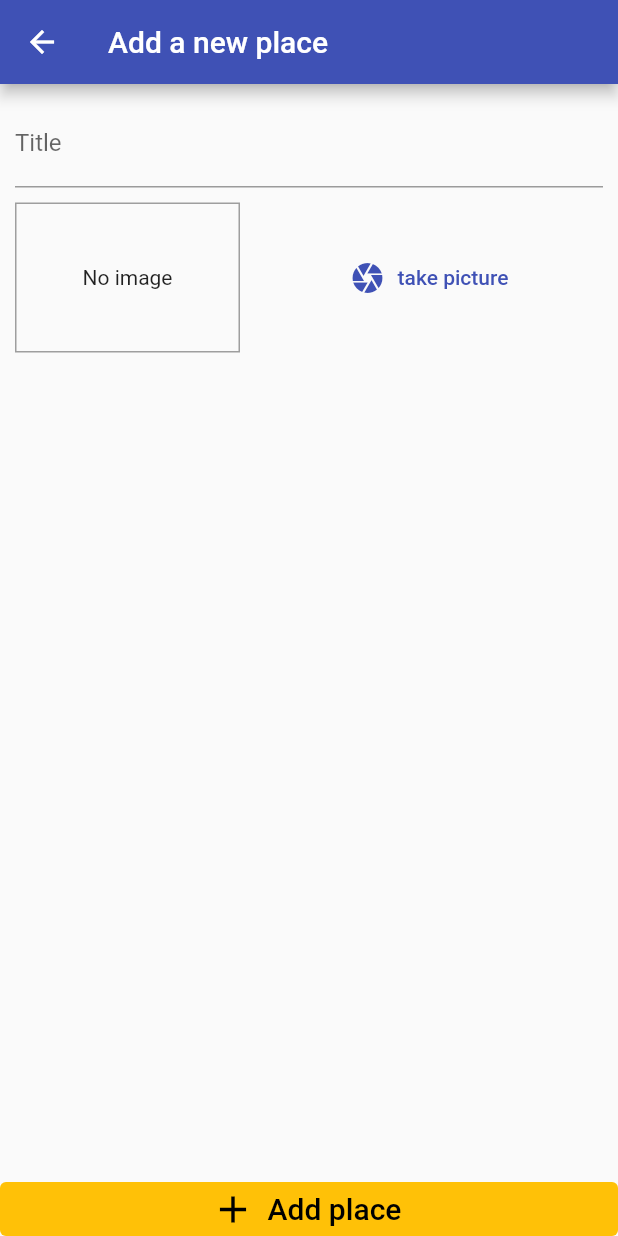
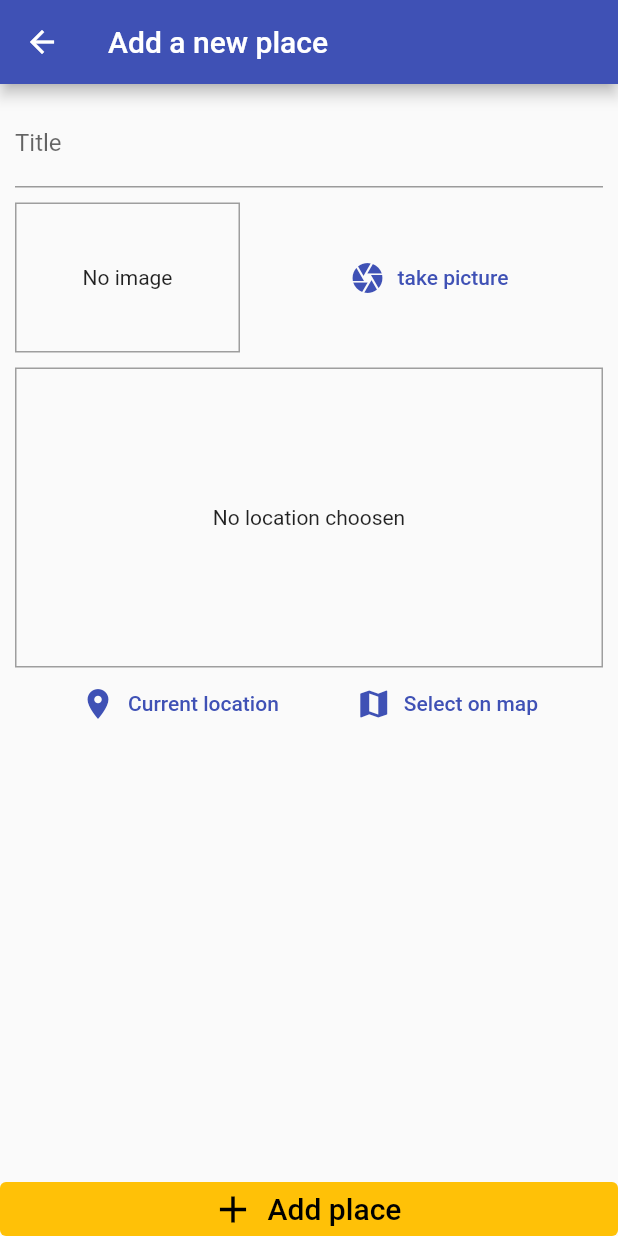
Before and after one commit to s17476/great_places, a Flutter app: the screen it shows after launch, after a tap on the "add" icon, on a phone screen of 412 x 824 dp. Run offline on Flutter 3.47's test engine with Material 2 defaults, Android fonts, the phone set to English and light mode, and no system bars; our stand-ins replace google_maps_flutter, image_picker, location, sqflite; accounts and stored records are empty.

Commit message:
added SqLite db and Google Maps

```diff
--- /dev/null
+++ b/lib/helpers/db_helper.dart
@@ -0,0 +1,29 @@
+import 'package:sqflite/sqflite.dart' as sql;
+import 'package:path/path.dart' as path;
+
+class DbHelper {
+  static Future<sql.Database> getDatabase() async {
+    final dbPath = await sql.getDatabasesPath();
+    return sql.openDatabase(
+      path.join(dbPath, 'places.db'),
+      onCreate: (db, version) {
+        db.execute(
+          'CREATE TABLE user_places(id TEXT PRIMARY KEY, title TEXT, image TEXT)',
+        );
+      },
+      version: 1,
+    );
+  }
+
+  static Future<void> insert(String table, Map<String, Object> data) async {
+    final db = await getDatabase();
+
+    await db.insert(table, data,
+        conflictAlgorithm: sql.ConflictAlgorithm.replace);
+  }
+
+  static Future<List<Map<String, dynamic>>> getData(String table) async {
+    final db = await getDatabase();
+    return db.query(table);
+  }
+}
--- /dev/null
+++ b/lib/helpers/location_helper.dart
@@ -0,0 +1,8 @@
+const GOOGLE_API_KEY = 'AIzaSyDNqhEcOdvi9udPmkxf-68koJ4NaoZwuUs';
+
+class LocationHelper {
+  static String genarateLocationPreviewImage(
+      {required double latitude, required double longitude}) {
+    return 'https://maps.googleapis.com/maps/api/staticmap?center=$latitude,$longitude&zoom=15&size=600x300&maptype=roadmap&markers=color:red%7C$latitude,$longitude&key=${GOOGLE_API_KEY}';
+  }
+}
--- a/lib/models/place_location.dart
+++ b/lib/models/place_location.dart
@@ -1,9 +1,9 @@
 class PlaceLocation {
   final double latitude;
   final double longitude;
-  String? address;
+  final String? address;
 
-  PlaceLocation({
+  const PlaceLocation({
     required this.latitude,
     required this.longitude,
     this.address,
--- a/lib/providers/places_provider.dart
+++ b/lib/providers/places_provider.dart
@@ -1,6 +1,7 @@
 import 'dart:io';
 
 import 'package:flutter/foundation.dart';
+import 'package:great_places/helpers/db_helper.dart';
 import 'package:great_places/models/place.dart';
 import 'package:great_places/models/place_location.dart';
 
@@ -20,5 +21,28 @@ class PlacesProvider with ChangeNotifier {
     );
     _items.add(newPlace);
     notifyListeners();
+    DbHelper.insert('user_places', {
+      'id': newPlace.id,
+      'title': newPlace.title,
+      'image': newPlace.image.path,
+    });
+  }
+
+  Future<void> fetchAndSet() async {
+    final dataList = await DbHelper.getData('user_places');
+    _items = dataList
+        .map(
+          (item) => Place(
+            id: item['id'],
+            title: item['title'],
+            location: PlaceLocation(
+              latitude: 12,
+              longitude: 12,
+            ),
+            image: File(item['image']),
+          ),
+        )
+        .toList();
+    notifyListeners();
   }
 }
--- a/lib/screens/add_place_screen.dart
+++ b/lib/screens/add_place_screen.dart
@@ -3,6 +3,7 @@ import 'dart:io';
 import 'package:flutter/material.dart';
 import 'package:great_places/providers/places_provider.dart';
 import 'package:great_places/widgets/image_input.dart';
+import 'package:great_places/widgets/location_input.dart';
 import 'package:image_picker/image_picker.dart';
 import 'package:provider/provider.dart';
 
@@ -22,8 +23,6 @@ class _AddPlaceScreenState extends State<AddPlaceScreen> {
   }
 
   void _savePlace() {
-    print('saving');
-    //..............................................................
     if (_titleController.text.isEmpty || _pickedImage == null) {
       ScaffoldMessenger.of(context).showSnackBar(
         const SnackBar(
@@ -63,6 +62,10 @@ class _AddPlaceScreenState extends State<AddPlaceScreen> {
                     ImageInput(
                       onSelectImage: _selectImage,
                     ),
+                    const SizedBox(
+                      height: 10,
+                    ),
+                    const LocationInput(),
                   ],
                 ),
               ),
--- a/lib/screens/places_list_screen.dart
+++ b/lib/screens/places_list_screen.dart
@@ -20,11 +20,20 @@ class PlacesListScreen extends StatelessWidget {
           ),
         ],
       ),
-      body: Consumer<PlacesProvider>(
+      body: FutureBuilder(
+        future:
+            Provider.of<PlacesProvider>(context, listen: false).fetchAndSet(),
+        builder: (ctx, snapshot) => snapshot.connectionState ==
+                ConnectionState.waiting
+            ? const Center(
+                child: CircularProgressIndicator(),
+              )
+            : Consumer<PlacesProvider>(
                 child: const Center(
                   child: Text('Got no places yet'),
                 ),
-        builder: (ctx, placesProvider, ch) => placesProvider.items.isEmpty
+                builder: (ctx, placesProvider, ch) => placesProvider
+                        .items.isEmpty
                     ? ch!
                     : ListView.builder(
                         itemCount: placesProvider.items.length,
@@ -39,6 +48,7 @@ class PlacesListScreen extends StatelessWidget {
                         ),
                       ),
               ),
+      ),
     );
   }
 }
--- /dev/null
+++ b/lib/widgets/location_input.dart
@@ -0,0 +1,84 @@
+import 'package:flutter/material.dart';
+import 'package:great_places/helpers/location_helper.dart';
+import 'package:great_places/screens/map_screen.dart';
+import 'package:location/location.dart';
+
+class LocationInput extends StatefulWidget {
+  const LocationInput({Key? key}) : super(key: key);
+
+  @override
+  _LocationInputState createState() => _LocationInputState();
+}
+
+class _LocationInputState extends State<LocationInput> {
+  String _previewImageUrl = '';
+
+  Future<void> _getCurrentLocation() async {
+    final loc = await Location().getLocation();
+    // print(loc.toString());
+    final previewUrl = LocationHelper.genarateLocationPreviewImage(
+      latitude: loc.latitude!,
+      longitude: loc.longitude!,
+    );
+    setState(() {
+      _previewImageUrl = previewUrl;
+    });
+  }
+
+  Future<void> selectOnMap() async {
+    final selectedLocation = await Navigator.of(context).push(
+      (MaterialPageRoute(
+        fullscreenDialog: true,
+        builder: (ctx) => const MapScreen(
+          isSelecting: true,
+        ),
+      )),
+    );
+    if (selectedLocation == null) return;
+  }
+
+  @override
+  Widget build(BuildContext context) {
+    return Column(
+      children: [
+        Container(
+          height: 200,
+          width: double.infinity,
+          decoration: BoxDecoration(
+            border: Border.all(
+              width: 1,
+              color: Colors.grey,
+            ),
+          ),
+          alignment: Alignment.center,
+          child: _previewImageUrl.isEmpty
+              ? const Text('No location choosen')
+              : Image.network(
+                  _previewImageUrl,
+                  fit: BoxFit.cover,
+                  width: double.infinity,
+                ),
+        ),
+        Row(
+          mainAxisAlignment: MainAxisAlignment.spaceEvenly,
+          children: [
+            TextButton.icon(
+              onPressed: _getCurrentLocation,
+              icon: const Icon(Icons.location_on),
+              label: const Text('Current location'),
+              style:
+                  TextButton.styleFrom(primary: Theme.of(context).primaryColor),
+            ),
+            TextButton.icon(
+              onPressed: selectOnMap,
+              icon: const Icon(Icons.map),
+              label: const Text('Select on map'),
+              style:
+                  TextButton.styleFrom(primary: Theme.of(context).primaryColor),
+            ),
+          ],
+        )
+      ],
+    );
+  }
+}
--- a/pubspec.yaml
+++ b/pubspec.yaml
@@ -33,11 +33,15 @@ dependencies:
   image_picker: ^0.8.4+4
   path_provider: ^2.0.6
   path: ^1.8.0
+  sqflite: ^2.0.0+4
+  location: ^4.2.0
+  google_maps_flutter: ^2.1.0
 
 
   # The following adds the Cupertino Icons font to your application.
   # Use with the CupertinoIcons class for iOS style icons.
   cupertino_icons: ^1.0.2
+  location_web: ^3.1.1
 
 dev_dependencies:
   flutter_test:
```
Also changed, not shown: lib/screens/map_screen.dart (added, +38 -0 lines), pubspec.lock, 3 other files. Lines whose indentation alone changed are shown as unchanged.
